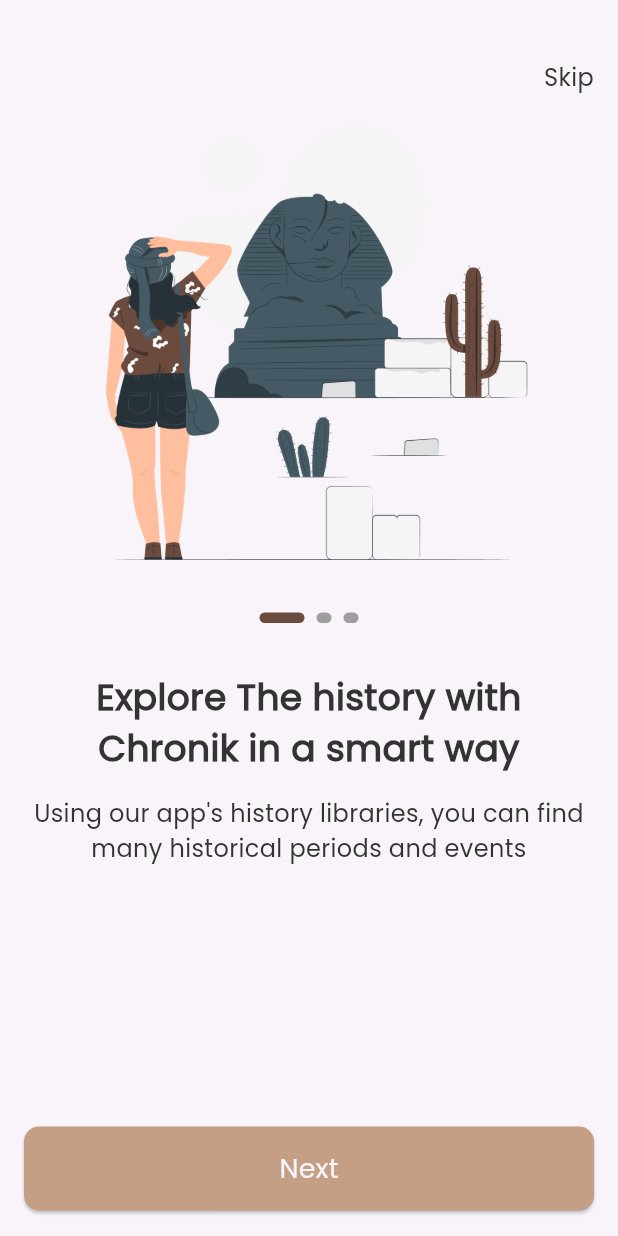
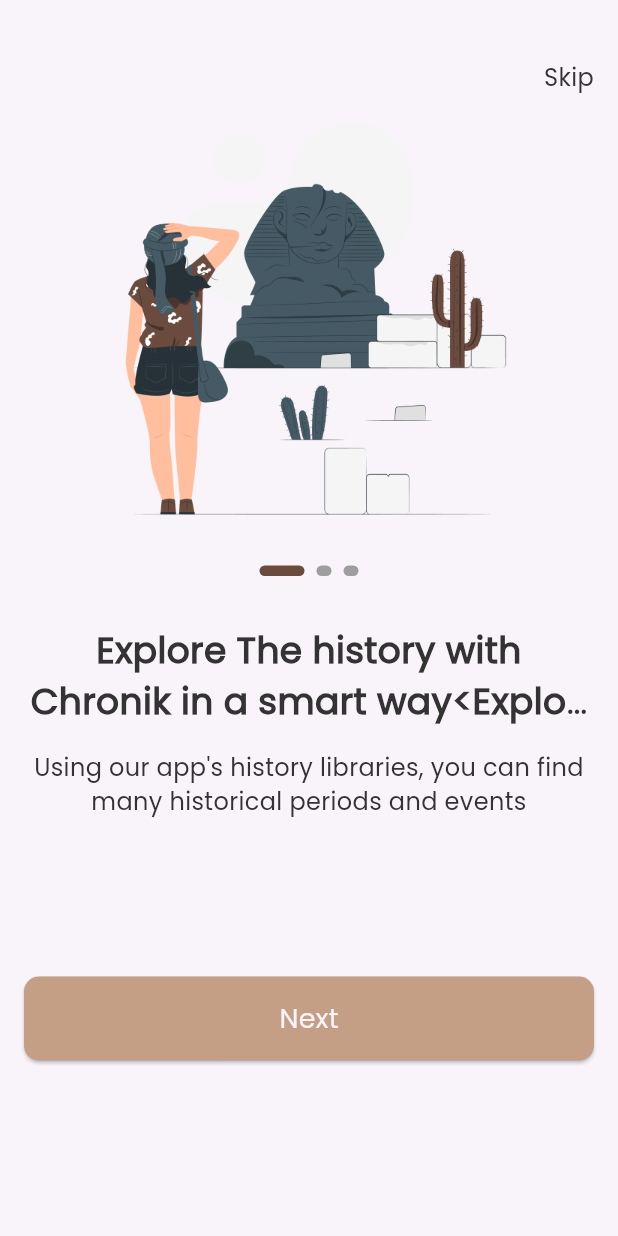
Before and after one commit to mohammadIbrahim97/mohammadIbrahim97-MobileSystemsProjekt-In-Flutter, a Flutter app: the screen it shows after launch, on a phone screen of 412 x 824 dp. Run offline on Flutter 3.47's test engine with Material 3 defaults, Android fonts, the phone set to English and light mode, and no system bars; drawn by our look-alikes of smooth_page_indicator; our stand-ins replace go_router.

Commit message:
The Screen totating Bug is fixed, and the Pichtures can be now reloaded

```diff
--- a/flutter_application_1/lib/features/on_boarding/presentation/views/on_boarding_view.dart
+++ b/flutter_application_1/lib/features/on_boarding/presentation/views/on_boarding_view.dart
@@ -4,23 +4,23 @@ import 'package:flutter_application_1/core/widgets/custom_button.dart';
 import 'package:flutter_application_1/features/on_boarding/presentation/views/widgets/on_boarding_widget_body.dart';
 import 'package:flutter_application_1/features/on_boarding/presentation/views/widgets/custom_nav_bar.dart';
 
-class OnBoardingView extends StatelessWidget{
+class OnBoardingView extends StatelessWidget {
   const OnBoardingView({super.key});
 
   @override
-  Widget build(BuildContext context){
-    return  SafeArea(
+  Widget build(BuildContext context) {
+    return SafeArea(
       child: Scaffold(
         body: Padding(
           padding: const EdgeInsets.symmetric(horizontal: 16.0),
-          child: Column(
-            // physics: const BouncingScrollPhysics(),
+          child: ListView(
+            physics: const BouncingScrollPhysics(),
             children: [
               const SizedBox(height: 40),
               const CustomNavBar(),
-              ObBoardingWidgetBody(),
+              OnBoardingWidgetBody(), // Corrected class name
               const SizedBox(height: 88),
-              const CustomBtn(text: AppStrings.next,),
+              const CustomBtn(text: AppStrings.next),
               const SizedBox(height: 17),
             ],
           ),
--- a/flutter_application_1/lib/features/on_boarding/presentation/views/on_boarding_widget_body.dart
+++ b/flutter_application_1/lib/features/on_boarding/presentation/views/on_boarding_widget_body.dart
@@ -8,8 +8,8 @@ class OnBoardingWidgetBody extends StatelessWidget{
   final PageController _controller = PageController();
   @override
   Widget build(BuildContext context) {
-    return Expanded(
-      // height: 500,
+    return SizedBox(
+      height: 500,
       child: PageView.builder(
         physics: const BouncingScrollPhysics(),
         controller: _controller,
--- a/flutter_application_1/lib/features/on_boarding/presentation/views/widgets/on_boarding_widget_body.dart
+++ b/flutter_application_1/lib/features/on_boarding/presentation/views/widgets/on_boarding_widget_body.dart
@@ -1,39 +1,55 @@
 import 'package:flutter/material.dart';
-import 'package:flutter_application_1/core/utils/app_assets.dart';
+import 'package:flutter_application_1/features/on_boarding/data/models/on_boarding_model.dart';
 import 'package:flutter_application_1/core/utils/app_text_styles.dart';
 import 'package:flutter_application_1/features/on_boarding/presentation/views/widgets/custom_smooth_page_indicator.dart';
 
-class ObBoardingWidgetBody extends StatelessWidget{
-  ObBoardingWidgetBody ({super.key});
+class OnBoardingWidgetBody extends StatelessWidget {
+  OnBoardingWidgetBody({super.key});
   final PageController _controller = PageController();
+
   @override
   Widget build(BuildContext context) {
-    return Expanded(
+    return SizedBox(
+      height: 500,
       child: PageView.builder(
+        physics: const BouncingScrollPhysics(),
         controller: _controller,
-        itemCount: 3,
-        // ignore: non_constant_identifier_names
-        itemBuilder: (context, Index){
+        itemCount: onBoardingData.length,
+        itemBuilder: (context, index) {
           return Column(
             children: [
-              Image.asset(Assets.imagesOnBoarding1),
+              Container(
+                height: 290,
+                width: 343,
+                decoration: BoxDecoration(
+                  image: DecorationImage(
+                    image: AssetImage(
+                      onBoardingData[index].imagePath,
+                    ),
+                    fit: BoxFit.fill,
+                  ),
+                ),
+              ),
               const SizedBox(height: 24),
               CustomSmoothPageIndicator(controller: _controller),
               const SizedBox(height: 32),
               Text(
-                "Explore The history with Chronik in a smart way",
+                onBoardingData[index].title,
                 style: CustomTextStyles.poppins500style24.copyWith(fontWeight: FontWeight.bold),
                 textAlign: TextAlign.center,
-                ),
-                const SizedBox(height: 16),
+                maxLines: 2,
+                overflow: TextOverflow.ellipsis,
+              ),
+              const SizedBox(height: 16),
               Text(
-                "Using our app's history libraries, you can find many historical periods and events",
+                onBoardingData[index].subtitle,
                 style: CustomTextStyles.poppins300style16,
                 textAlign: TextAlign.center,
-                ),
+                maxLines: 2,
+              ),
             ],
           );
-        }
+        },
       ),
     );
   }
```
